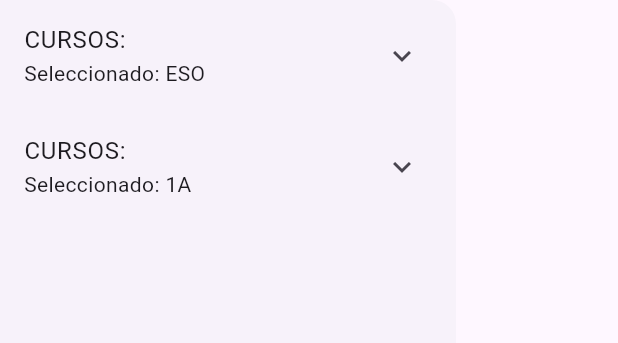
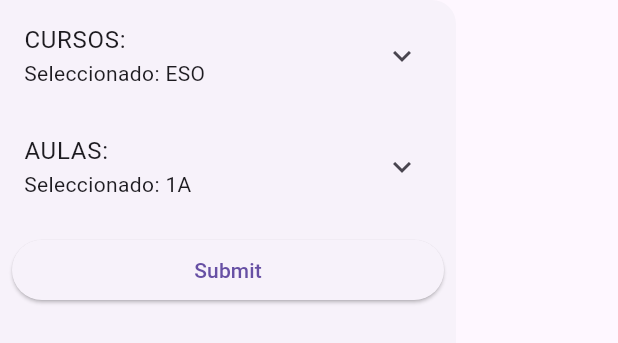
Before and after one commit to jsutmes2712/ISeneca, a Flutter app: the SideMenu widget shown alone on an empty page, opened directly, on a phone screen of 412 x 824 dp. Shown: the top 343 px of the screen. Run offline on Flutter 3.47's test engine with Material 3 defaults, Android fonts, the phone set to English and light mode, and no system bars; our stand-ins replace dio, firebase_auth, firebase_core, font_awesome_flutter, google_sign_in, syncfusion_flutter_calendar; accounts and stored records are empty; network calls fail.

Commit message:
Menu modificado

```diff
--- a/lib/widgets/side_menu.dart
+++ b/lib/widgets/side_menu.dart
@@ -3,9 +3,9 @@ import 'package:flutter/material.dart';
 //enum Cursos {PrimeroA,PrimeroB,PrimeroC,SegundoA,SegundoB,SegundoC,TerceroA,TerceroB,TerceroC,CuartoA,CuartoB,CuartoC,PrimeroFPB,SegundoFPB}
 
 Map<String, List<String>> cursos = {
-  'ESO': ['1A', '1B', '1C', '2A', '2B', '2C'],
+  'ESO': ['1A', '1B', '1C', '2A', '2B', '2C', '3A', '3B', '3C', '4A', '4B', '4C'],
   'BACH': ['1A', '1B', '1C', '1D', '2A', '2B'],
-  'CICLOS': ['1FPB', '2FPB', '1DAM', '2DAM']
+  'CICLOS': ['1FPB', '2FPB', '1DAM', '2DAM', '1DAW', '2DAW']
 };
 
 class SideMenu extends StatefulWidget {
@@ -60,7 +60,7 @@ class _SideMenuState extends State<SideMenu> {
           ],
         ),
         ExpansionTile(
-          title: const Text('CURSOS: '),
+          title: const Text('AULAS: '),
           subtitle: Text('Seleccionado: $seleccionAula'),
           children: [
             ...cursos[seleccionCursos]!.map((e) => RadioListTile(
@@ -75,6 +75,14 @@ class _SideMenuState extends State<SideMenu> {
             )),
           ],
         ),
+
+        Padding(
+          padding: const EdgeInsets.all(8.0),
+          child: ElevatedButton(
+            onPressed: () => (context),
+            child: Text('Submit'), //IconData(189)),
+          ),
+        )
       ],
     );
   }
```
